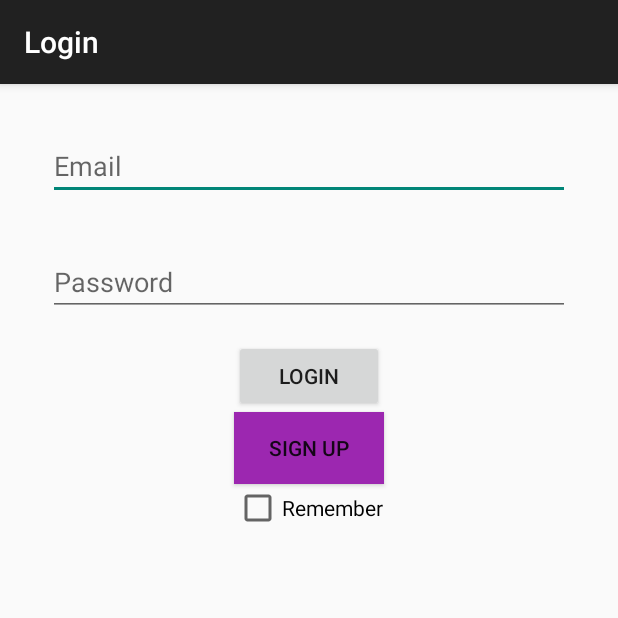
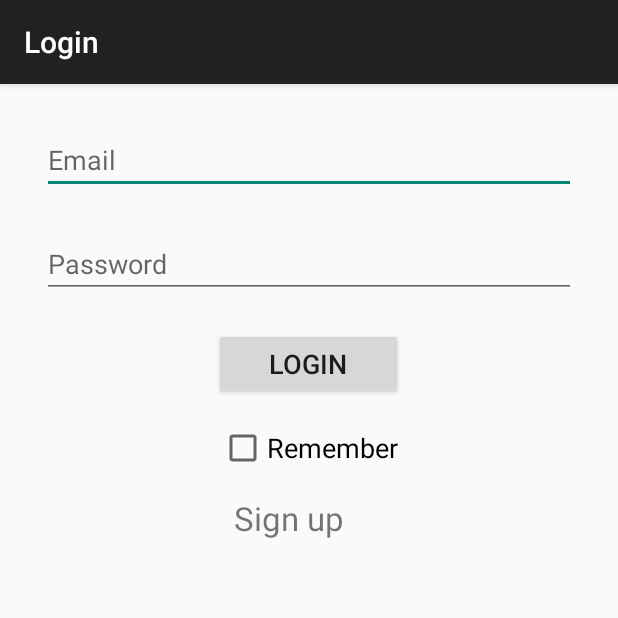
Before and after one commit to tkusd/android, an Android app: the screen it shows after launch (LoginActivity), on a phone screen of 412 x 824 dp, the top half of it. Run offline under Robolectric (Android 15) with nearby library versions, the phone set to English and light mode, and no system bars; our stand-ins replace ButterKnife, Volley.

```diff
--- a/app/src/main/java/tw/tkusd/appstudio/Constant.java
+++ b/app/src/main/java/tw/tkusd/appstudio/Constant.java
@@ -8,6 +8,6 @@ public class Constant {
     public static final String API_URL = "http://tkusd.zespia.tw/v1/";
     public static final String USER_URL = API_URL + "users";
     public static final String TOKEN_URL= API_URL+"tokens";
-    public static final String ID_URL=TOKEN_URL+"/"+LoginActivity.test;
+
 
 }
--- a/app/src/main/res/layout/activity_welcome.xml
+++ b/app/src/main/res/layout/activity_welcome.xml
@@ -7,7 +7,8 @@
     tools:context="tw.tkusd.appstudio.app.WelcomeActivity">
 
     <TextView android:text="welcome to this page~~~" android:layout_width="wrap_content"
-        android:layout_height="wrap_content" />
+        android:layout_height="wrap_content"
+        android:id="@+id/txtResult"/>
 
     <Button
         android:id="@+id/btn_logout"
@@ -16,6 +17,7 @@
         android:layout_marginTop="30dp"
         android:layout_gravity="center"
         android:text="@string/logout"
+        android:textSize="10pt"
          />
 
 </RelativeLayout>
--- a/app/src/main/res/layout/login.xml
+++ b/app/src/main/res/layout/login.xml
@@ -11,37 +11,40 @@
         android:layout_height="wrap_content"
         android:hint="@string/label_email"
         android:inputType="textEmailAddress"
-        android:layout_margin="16dp"/>
+        android:layout_margin="12dp"/>
     <EditText
         android:id="@+id/password"
         android:layout_width="match_parent"
         android:layout_height="wrap_content"
         android:hint="@string/label_password"
         android:inputType="textPassword"
-        android:layout_margin="16dp"/>
+        android:layout_margin="12dp"/>
     <Button
         android:id="@+id/btn_send_request"
-        android:layout_width="100dp"
+        android:layout_width="126dp"
         android:layout_height="wrap_content"
         android:layout_gravity="center"
-        android:text="@string/login" />
+        android:text="@string/login"
+        android:textSize="8pt"
+        android:layout_margin="8dp"/>
 
-    <Button
-        android:id="@+id/btn_signup"
+    <CheckBox
+        android:id="@+id/login_check"
+        android:layout_width="wrap_content"
+        android:layout_height="wrap_content"
+        android:text="@string/Remember"
+        android:layout_gravity="center"
+        android:textSize="8pt"
+        android:layout_margin="8dp"/>
+
+    <TextView
+        android:id="@+id/txtsignup"
         android:layout_width="100dp"
         android:layout_height="wrap_content"
         android:layout_gravity="center"
         android:text="@string/signup"
-        android:background="@color/primary"/>
-
-        android:layout_width="fill_parent"
-        android:layout_height="fill_parent">
-    <CheckBox
-        android:id="@+id/login_check"
-        android:layout_width="wrap_content"
-        android:layout_height="wrap_content"
-        android:text="@string/記住我"
-        android:layout_gravity="center"/>
+        android:textSize="10pt"
+        android:layout_margin="8dp"/>
 
 
     <TextView
--- a/app/src/main/res/values/strings.xml
+++ b/app/src/main/res/values/strings.xml
@@ -13,7 +13,7 @@
     <string name="action_settings">Settings</string>
 
     <string name="login">login</string>
-    <string name="記住我">Remember</string>
+    <string name="Remember">Remember</string>
     <string name="logout">logout</string>
 
 </resources>
```
Also changed, not shown: app/src/main/java/tw/tkusd/appstudio/app/CustomRequest.java (added, +86 -0 lines), app/src/main/java/tw/tkusd/appstudio/app/LoginActivity.java (+50 -30 lines), app/src/main/java/tw/tkusd/appstudio/app/WelcomeActivity.java (+50 -7 lines).
